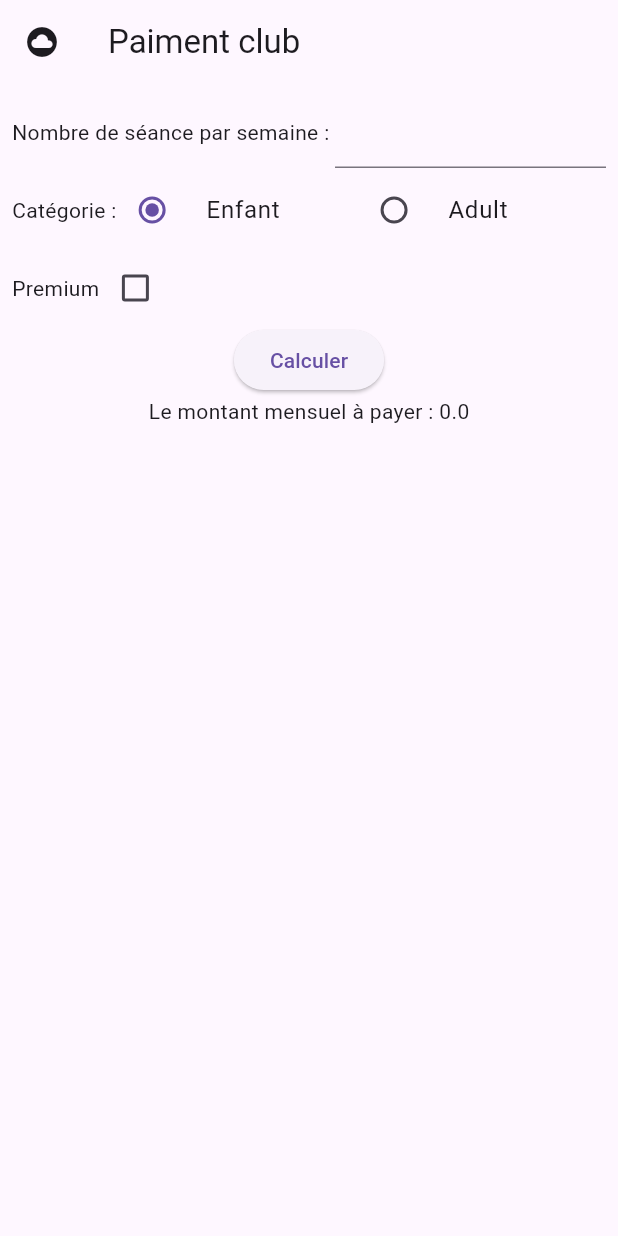
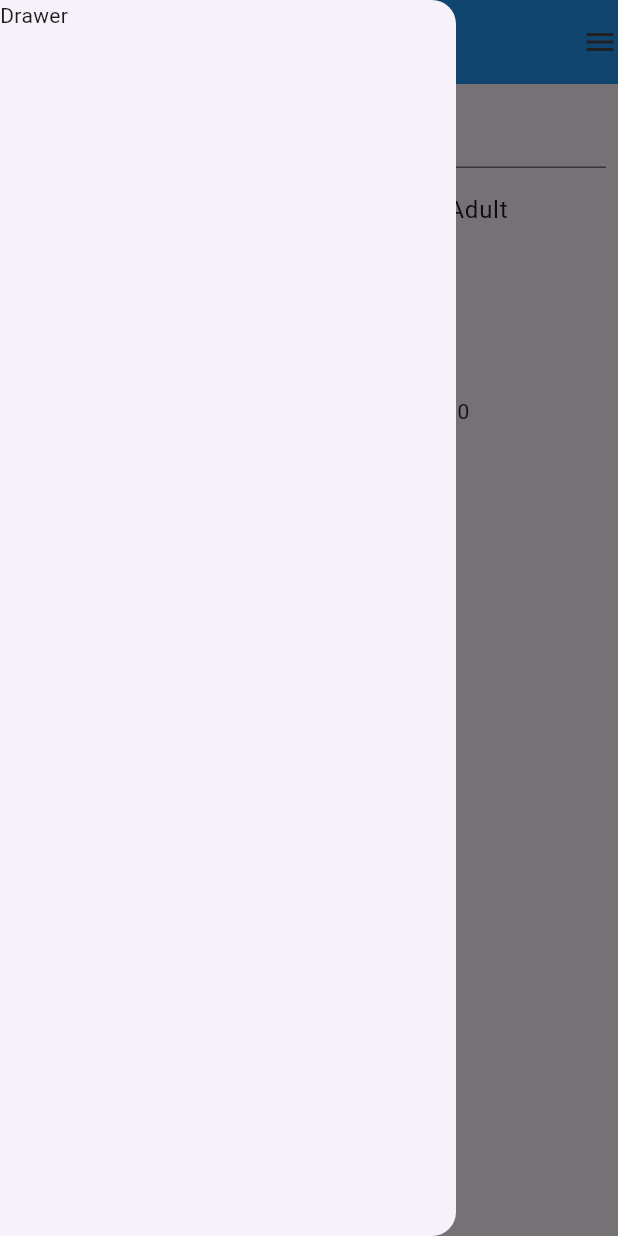
Before and after one commit to oughzal/DEVOAM_M208, a Flutter app: the screen it shows after launch, with the side drawer open (before the commit the screen has no drawer), on a phone screen of 412 x 824 dp. Run offline on Flutter 3.47's test engine with Material 3 defaults, Android fonts, the light colour scheme and no system bars.

Commit message:
Intial Commit

```diff
--- a/lib/main.dart
+++ b/lib/main.dart
@@ -25,8 +25,15 @@ class _EFFState extends State<EFF> {
       title: "EFF 2023",
       home: Scaffold(
         appBar: AppBar(
+          backgroundColor: Colors.blue,
           leading: Icon(Icons.cloud_circle),
           title: Text("Paiment club"),
+          actions: [
+            Icon(Icons.menu)
+          ],
+        ),
+        drawer: Drawer(
+          child: Text("Drawer"),
         ),
         body: Padding(
           padding: EdgeInsets.all(8.0),
```
